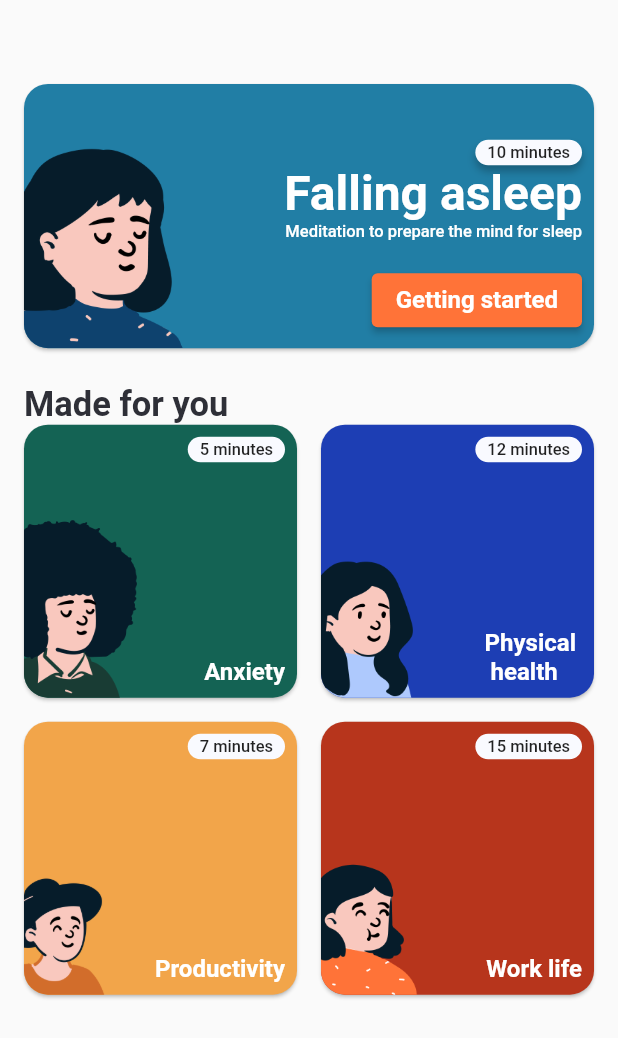
After one commit to mollimoon/semedi, a Flutter app: the screen it shows after launch, on a phone screen of 412 x 824 dp. The commit adds this screen. Shown: the top 1038 px of the screen. Run offline on Flutter 3.47's test engine with Material 2 defaults, Android fonts, the phone set to English and light mode, and no system bars; our stand-ins replace bloc, equatable, flutter_bloc.

Commit message:
refactored music cards screen

```diff
--- a/lib/card_element.dart
+++ b/lib/card_widget.dart
@@ -1,21 +1,16 @@
 import 'package:flutter/material.dart';
 import 'package:semedi/play_screen.dart';
 
+import 'data/music_data.dart';
+
 class CardWidget extends StatelessWidget {
   final bool isSelected;
-  final String image;
-  final Color backgroundColor;
-  final String textTitle;
-  final String textTime;
-  final double fontSize;
+  final MusicData music;
+
 
   CardWidget({
     this.isSelected = false,
-    required this.image,
-    required this.backgroundColor,
-    required this.textTitle,
-    required this.textTime,
-    required this.fontSize,
+    required this.music,
   });
 
   @override
@@ -38,7 +33,7 @@ class CardWidget extends StatelessWidget {
       shape: RoundedRectangleBorder(
         borderRadius: BorderRadius.circular(16.0),
       ),
-      color: backgroundColor,
+      color: Color(music.backgroundColorHex),
       child: Row(
         crossAxisAlignment: CrossAxisAlignment.end, //move pic down
         children: [
@@ -46,7 +41,7 @@ class CardWidget extends StatelessWidget {
             child: ClipRRect(
               borderRadius: BorderRadius.circular(16.0),
               child: Image.asset(
-                image,
+                music.image,
               ),
             ),
           ),
@@ -63,7 +58,7 @@ class CardWidget extends StatelessWidget {
                       color: Color(0xFFf9faff),
                       borderRadius: BorderRadius.circular(100)),
                   child: Text(
-                    textTime,
+                    music.duration,
                     style: TextStyle(
                       fontSize: 11,
                       fontWeight: FontWeight.w500,
@@ -72,9 +67,9 @@ class CardWidget extends StatelessWidget {
                 ),
                 // SizedBox(height: 36),
                 Text(
-                  textTitle,
+                  music.name,
                   style: TextStyle(
-                    fontSize: fontSize,
+                    fontSize: isSelected ? 32 : 16,
                     fontWeight: FontWeight.w700,
                     color: Colors.white,
                   ),
--- a/lib/data/music_data.dart
+++ b/lib/data/music_data.dart
@@ -1,7 +1,7 @@
 class MusicData { //модель данных
   final int id;
   final String image;
-  final String backgroundColorHex;
+  final int backgroundColorHex;
   final String name;
   final String duration;
   final String description;
--- a/lib/data/music_repository.dart
+++ b/lib/data/music_repository.dart
@@ -6,7 +6,7 @@ class MusicRepository {
       MusicData(
         id: 1,
         image: 'images/peep_blue.png',
-        backgroundColorHex: '0xFF217ea5',
+        backgroundColorHex: 0xFF217ea5,
         name: 'Falling asleep',
         duration: '10 minutes',
         description: 'Meditation to prepare the mind for sleep',
@@ -14,7 +14,7 @@ class MusicRepository {
       MusicData(
         id: 2,
         image: 'images/peep_green.png',
-        backgroundColorHex: '0xFF146354',
+        backgroundColorHex: 0xFF146354,
         name: 'Anxiety',
         duration: '5 minutes',
         description: 'Soundscapes to calm and ease anxiety',
@@ -22,7 +22,7 @@ class MusicRepository {
       MusicData(
         id: 3,
         image: 'images/peep_navy.png',
-        backgroundColorHex: '0xFF1d3eb4',
+        backgroundColorHex: 0xFF1d3eb4,
         name: 'Physical \n health',
         duration: '12 minutes',
         description: 'Melodies for relaxation and rejuvenation',
@@ -30,7 +30,7 @@ class MusicRepository {
       MusicData(
         id: 4,
         image: 'images/peep_orange.png',
-        backgroundColorHex: '0xFFf2a54a',
+        backgroundColorHex: 0xFFf2a54a,
         name: 'Productivity',
         duration: '7 minutes',
         description: 'Music to enhance focus and productivity',
@@ -38,7 +38,7 @@ class MusicRepository {
       MusicData(
         id: 5,
         image: 'images/peep_red.png',
-        backgroundColorHex: '0xFFb7351c',
+        backgroundColorHex: 0xFFb7351c,
         name: 'Work life',
         duration: '15 minutes',
         description: 'Tunes for stress relief and work-life balance',
--- a/lib/features/music_cards/bloc/music_cards_state.dart
+++ b/lib/features/music_cards/bloc/music_cards_state.dart
@@ -10,11 +10,12 @@ class MusicCardsLoadingState extends MusicCardsState with EquatableMixin {
 }
 
 class MusicCardsSuccessState extends MusicCardsState with EquatableMixin {
+  final MusicData currentMusic;
   final List<MusicData> musicList; // отвечает за отображение полученных данных <musicData>
-  MusicCardsSuccessState({required this.musicList});
+  MusicCardsSuccessState({required this.musicList, required this.currentMusic});
 
   @override
-  List<Object?> get props => [musicList];
+  List<Object?> get props => [musicList, currentMusic];
 }
 
 class MusicCardsErrorState extends MusicCardsState with EquatableMixin {
--- /dev/null
+++ b/lib/features/music_cards/view/music_cards_screen.dart
@@ -0,0 +1,80 @@
+import 'package:flutter/material.dart';
+import 'package:flutter_bloc/flutter_bloc.dart';
+import 'package:semedi/card_widget.dart';
+import 'package:semedi/features/music_cards/bloc/music_cards_cubit.dart';
+import 'package:semedi/features/music_cards/bloc/music_cards_state.dart';
+
+class MusicCardsScreen extends StatefulWidget {
+  @override
+  State<MusicCardsScreen> createState() => _MusicCardsScreenState();
+}
+
+class _MusicCardsScreenState extends State<MusicCardsScreen> {
+  late final MusicCardsCubit _musicCubit;
+  @override
+  void initState() {
+    super.initState();
+
+    _musicCubit = MusicCardsCubit();
+    _musicCubit.fetchMusicData();
+  }
+
+  @override
+  Widget build(BuildContext context) {
+    return Scaffold(
+      body: BlocBuilder<MusicCardsCubit, MusicCardsState>(
+          bloc: _musicCubit,
+          builder: (context, state) {
+            if (state is MusicCardsSuccessState) {
+              return SingleChildScrollView(
+                child: Padding(
+                  padding: const EdgeInsets.only(right: 16, left: 16),
+                  child: Column(
+                    children: [
+                      AppBar(
+                        backgroundColor: Colors.transparent,
+                        elevation: 0,
+                      ),
+                      CardWidget(
+                        isSelected: true,
+                        music: state.currentMusic, //from current state
+                      ),
+                      SizedBox(
+                        height: 24,
+                      ),
+                      Align(
+                        alignment: Alignment.centerLeft,
+                        child: Text(
+                          'Made for you',
+                          style: TextStyle(
+                            fontSize: 23,
+                            fontWeight: FontWeight.w600,
+                            color: Color(0xFF2E2F37),
+                          ),
+                        ),
+                      ),
+                      GridView.count(
+                        mainAxisSpacing: 16,
+                        crossAxisSpacing: 16,
+                        shrinkWrap: true,
+                        crossAxisCount: 2,
+                        children: [
+                          for (final music in state.musicList)
+                            CardWidget(
+                              music: music,
+                            ),
+                        ],
+                      ),
+                    ],
+                  ),
+                ),
+              );
+            }
+            if (state is MusicCardsErrorState) {
+              return const Text('Something is wrong. Try again');
+            }
+            return const Center(child: CircularProgressIndicator());
+          }),
+    );
+  }
+}
--- a/lib/main.dart
+++ b/lib/main.dart
@@ -1,5 +1,5 @@
 import 'package:flutter/material.dart';
-import 'cards_screen.dart';
+import 'features/music_cards/view/music_cards_screen.dart';
 
 void main() {
   runApp(MyApp());
@@ -14,7 +14,7 @@ class MyApp extends StatelessWidget {
       theme: ThemeData(
         visualDensity: VisualDensity.adaptivePlatformDensity,
       ),
-      home: MusicCards(), //показ-т с какой точки начнет показ
+      home: MusicCardsScreen(), //показ-т с какой точки начнет показ
     );
   }
 }
```
Also changed, not shown: lib/cards_screen.dart (deleted, +0 -79 lines), lib/features/music_cards/bloc/music_cards_cubit.dart (+9 -2 lines).
